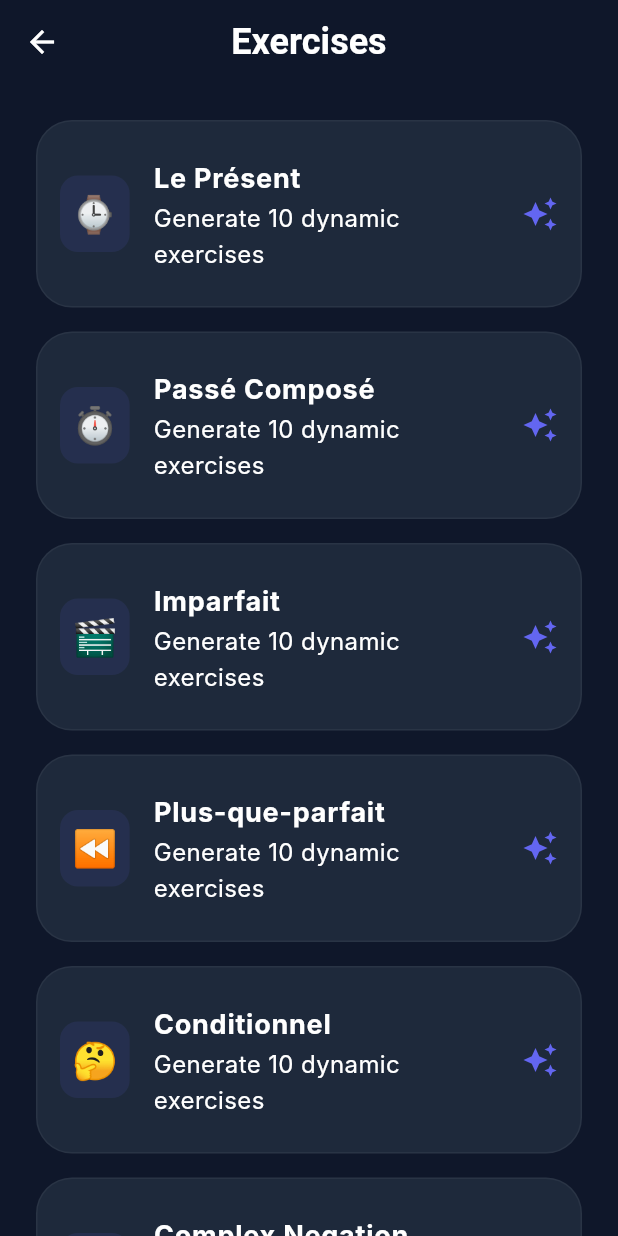
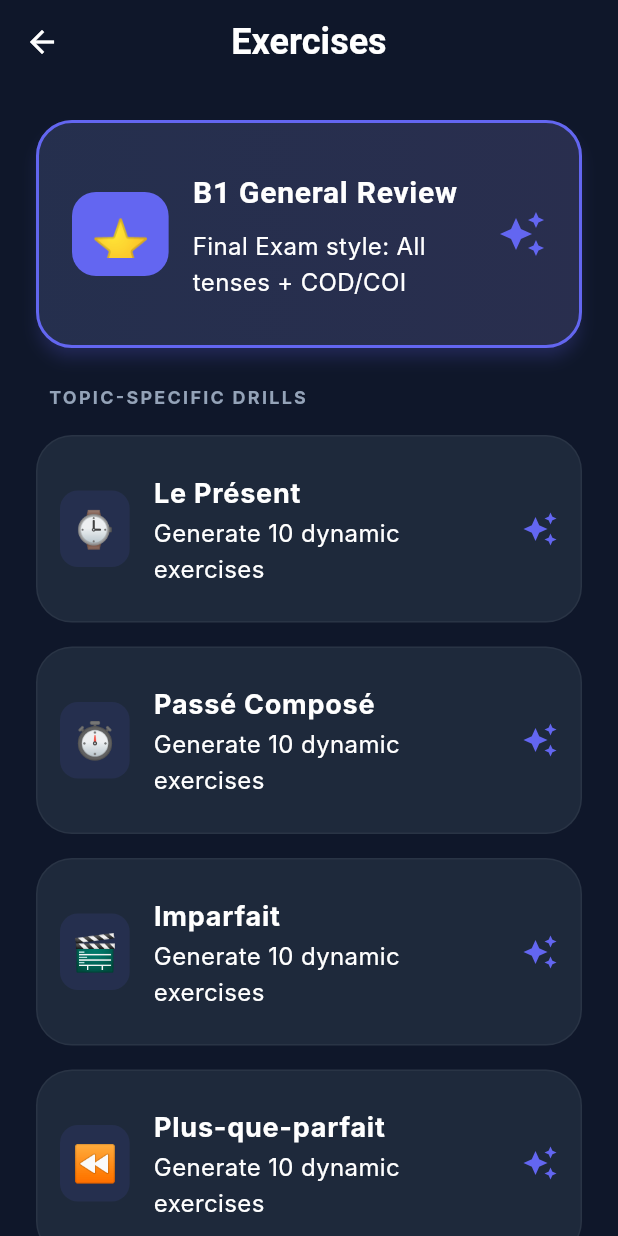
Before and after one commit to businessidea511/French_B1_v1, a Flutter app: the ExercisesPage screen opened directly, on a phone screen of 412 x 824 dp. Run offline on Flutter 3.47's test engine with Material 3 defaults, Android fonts, the phone set to English and light mode, and no system bars; our stand-ins replace flutter_dotenv; Roboto replaces fonts that are missing (Inter, Outfit).

Commit message:
feat: add B1 General Review Mixed Exercise mode

```diff
--- a/lib/pages/exercises/exercises_page.dart
+++ b/lib/pages/exercises/exercises_page.dart
@@ -119,7 +119,67 @@ class _ExercisesPageState extends State<ExercisesPage> {
   Widget _buildTopicSelection() {
     return ListView(
       padding: const EdgeInsets.all(24),
-      children: grammarTopics.map((topic) {
+      children: [
+        // Special Mixed Review Card
+        Card(
+          margin: const EdgeInsets.only(bottom: 24),
+          elevation: 4,
+          shadowColor: AppTheme.primary.withOpacity(0.5),
+          shape: RoundedRectangleBorder(
+            borderRadius: BorderRadius.circular(24),
+            side: const BorderSide(color: AppTheme.primary, width: 2),
+          ),
+          child: Container(
+            decoration: BoxDecoration(
+              borderRadius: BorderRadius.circular(24),
+              gradient: LinearGradient(
+                colors: [
+                  AppTheme.primary.withOpacity(0.1),
+                  AppTheme.accent.withOpacity(0.1),
+                ],
+              ),
+            ),
+            child: ListTile(
+              contentPadding: const EdgeInsets.all(24),
+              leading: Container(
+                padding: const EdgeInsets.all(12),
+                decoration: BoxDecoration(
+                  color: AppTheme.primary,
+                  borderRadius: BorderRadius.circular(16),
+                ),
+                child: const Text('⭐', style: TextStyle(fontSize: 32)),
+              ),
+              title: const Text(
+                'B1 General Review',
+                style: TextStyle(
+                  fontWeight: FontWeight.bold,
+                  fontSize: 20,
+                  fontFamily: 'Outfit',
+                ),
+              ),
+              subtitle: const Padding(
+                padding: EdgeInsets.only(top: 8.0),
+                child: Text('Final Exam style: All tenses + COD/COI'),
+              ),
+              trailing: const Icon(Icons.auto_awesome,
+                  color: AppTheme.primary, size: 32),
+              onTap: () => _startAIExercises('mixed_review'),
+            ),
+          ),
+        ),
+        const Padding(
+          padding: EdgeInsets.only(bottom: 16, left: 8),
+          child: Text(
+            'TOPIC-SPECIFIC DRILLS',
+            style: TextStyle(
+              letterSpacing: 1.5,
+              fontSize: 12,
+              fontWeight: FontWeight.bold,
+              color: AppTheme.textTertiary,
+            ),
+          ),
+        ),
+        ...grammarTopics.map((topic) {
           return Card(
             margin: const EdgeInsets.only(bottom: 16),
             child: ListTile(
@@ -140,6 +200,7 @@ class _ExercisesPageState extends State<ExercisesPage> {
             ),
           );
         }).toList(),
+      ],
     );
   }
 
--- a/lib/services/deepseek_service.dart
+++ b/lib/services/deepseek_service.dart
@@ -33,8 +33,9 @@ class DeepSeekService {
             },
             {
               'role': 'user',
-              'content':
-                  'Generate $count multiple choice exercises for French B1 topic: $topic. Difficulty: $difficulty. Each exercise must have: "question", "options" (array of 4 unique strings), "correct" (index 0-3, vary this index across questions), "explanation".'
+              'content': topic == 'mixed_review'
+                  ? 'Generate $count multiple choice exercises for a comprehensive French B1 General Review. The 10 questions MUST be a balanced mix of: Passé Composé, Imparfait, Plus-que-parfait, Conditionnel, Futur Proche, Futur Simple, and COD/COI. Difficulty: $difficulty. Each exercise must have: "question", "options" (array of 4 unique strings), "correct" (index 0-3, vary this index across questions), "explanation".'
+                  : 'Generate $count multiple choice exercises for French B1 topic: $topic. Difficulty: $difficulty. Each exercise must have: "question", "options" (array of 4 unique strings), "correct" (index 0-3, vary this index across questions), "explanation".'
             }
           ],
           'response_format': {'type': 'json_object'},
```
Lines whose indentation alone changed are shown as unchanged.
